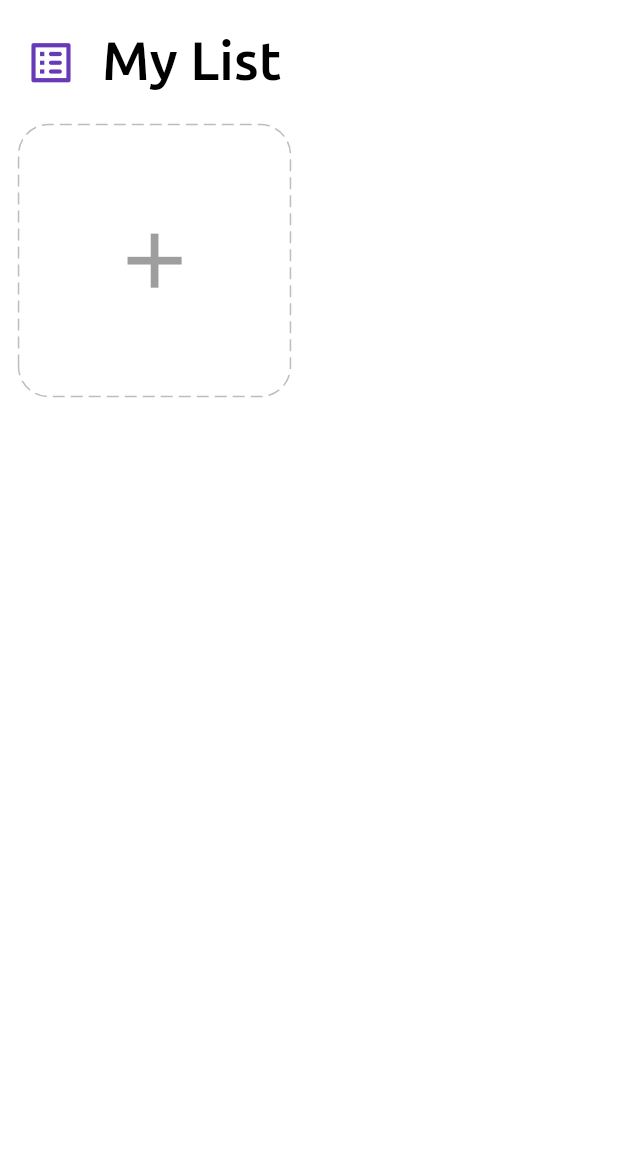
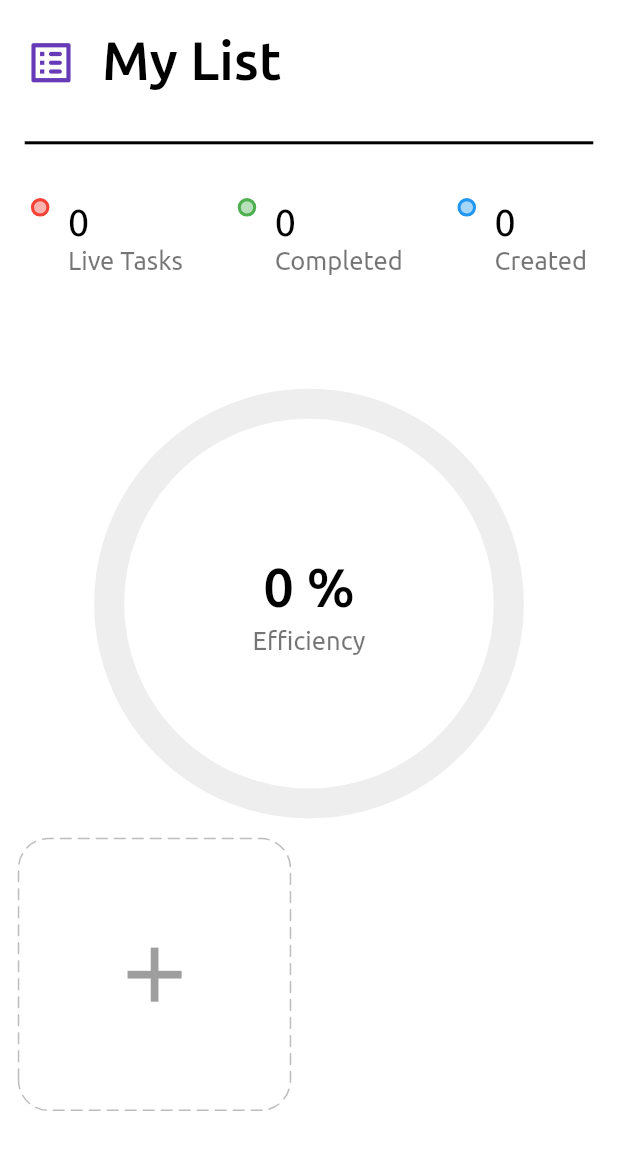
Before and after one commit to tahanadeem11/Final_Year_Project, a Flutter app: the Home screen opened directly, on a phone screen of 412 x 824 dp. Shown: the top 1150 px of the screen. Run offline on Flutter 3.47's test engine with Material 3 defaults, Android fonts, the phone set to English and light mode, and no system bars; drawn by our look-alikes of dotted_border, step_progress_indicator; our stand-ins replace equatable, flutter_easyloading, get, get_storage, shared_preferences; accounts and stored records are empty.

Commit message:
New Updated Home Screen

```diff
--- a/lib/app/screen/home/home.dart
+++ b/lib/app/screen/home/home.dart
@@ -4,12 +4,17 @@ import 'package:labquest/app/core/extensions.dart';
 import 'package:labquest/app/screen/home/widgets/addCard.dart';
 import 'package:labquest/app/screen/home/widgets/taskCard.dart';
 import 'package:labquest/controller/homecontroller.dart';
+import 'package:step_progress_indicator/step_progress_indicator.dart';
 
 class Home extends GetView<Homecontroller> {
   Home({Key? key}) : super(key: key);
   var control=Get.find<Homecontroller>();
   @override
   Widget build(BuildContext context) {
+    var createdTasks = control.getTotalTask();
+    var completedTasks = control.getTotalDoneTask();
+    var livetasks = createdTasks-completedTasks;
+    var precent=(completedTasks/createdTasks *100).toStringAsFixed(0);
     return Scaffold(
       body: SafeArea(child:
       ListView(
@@ -25,6 +30,49 @@ class Home extends GetView<Homecontroller> {
                 child: Text('My List',style: Theme.of(context).textTheme.headline4,),
               ),
               ],),
+
+          Padding(
+            padding:  EdgeInsets.symmetric(vertical: 4.0.wp,horizontal: 4.0.wp),
+            child: const Divider(thickness: 2,),
+          ),
+          Padding(
+            padding: EdgeInsets.symmetric(vertical: 3.0.wp,horizontal: 5.0.wp),
+            child: Row(
+              mainAxisAlignment: MainAxisAlignment.spaceBetween,
+              children: [
+                status(Colors.red, livetasks, 'Live Tasks', context),
+                status(Colors.green, completedTasks, 'Completed', context),
+                status(Colors.blue, createdTasks, 'Created', context)
+              ],
+            ),
+          ),
+          SizedBox(height:15.0.wp),
+          UnconstrainedBox(
+            child: SizedBox(
+              width: 70.0.wp,
+              height: 70.0.wp,
+              child: CircularStepProgressIndicator(
+                totalSteps: createdTasks==0?1:createdTasks,
+                currentStep: completedTasks,
+                stepSize: 20,
+                selectedColor: Colors.deepPurple,
+                unselectedColor: Colors.grey[200],
+                padding: 0,
+                width:150,
+                height: 150,
+                selectedStepSize: 22,
+                roundedCap: (_,__)=>true,
+                child: Column(
+                  mainAxisAlignment: MainAxisAlignment.center,
+                  children: [
+                    Text('${createdTasks==0?0:precent} %',style: Theme.of(context).textTheme.headline4,),
+                    SizedBox(height: 1.0.wp,),
+                    Text("Efficiency",style: Theme.of(context).textTheme.headline2,)
+                  ],
+                ),
+              ),
+            ),
+          ),
           Obx((){
             return GridView.count(
               crossAxisCount: 2,
@@ -49,4 +97,32 @@ class Home extends GetView<Homecontroller> {
 
     );
   }
+
+  Widget status(Color color,int number,String title,BuildContext context){
+    return Row(
+      crossAxisAlignment: CrossAxisAlignment.start,
+      children: [
+        Container(
+          height: 3.0.wp,
+          width: 3.0.wp,
+          decoration: BoxDecoration(
+              color: color.withOpacity(0.4),
+              shape: BoxShape.circle,
+              border: Border.all(
+                width: 0.5.wp,
+                color: color,
+              )
+          ),
+        ),SizedBox(width: 3.0.wp,),
+        Column(
+          crossAxisAlignment: CrossAxisAlignment.start,
+          children: [
+            Text("$number",style: Theme.of(context).textTheme.headline6,),
+            Text(title,style: Theme.of(context).textTheme.headline2,)
+
+          ],
+        )
+      ],
+    );
+  }
 }
```
